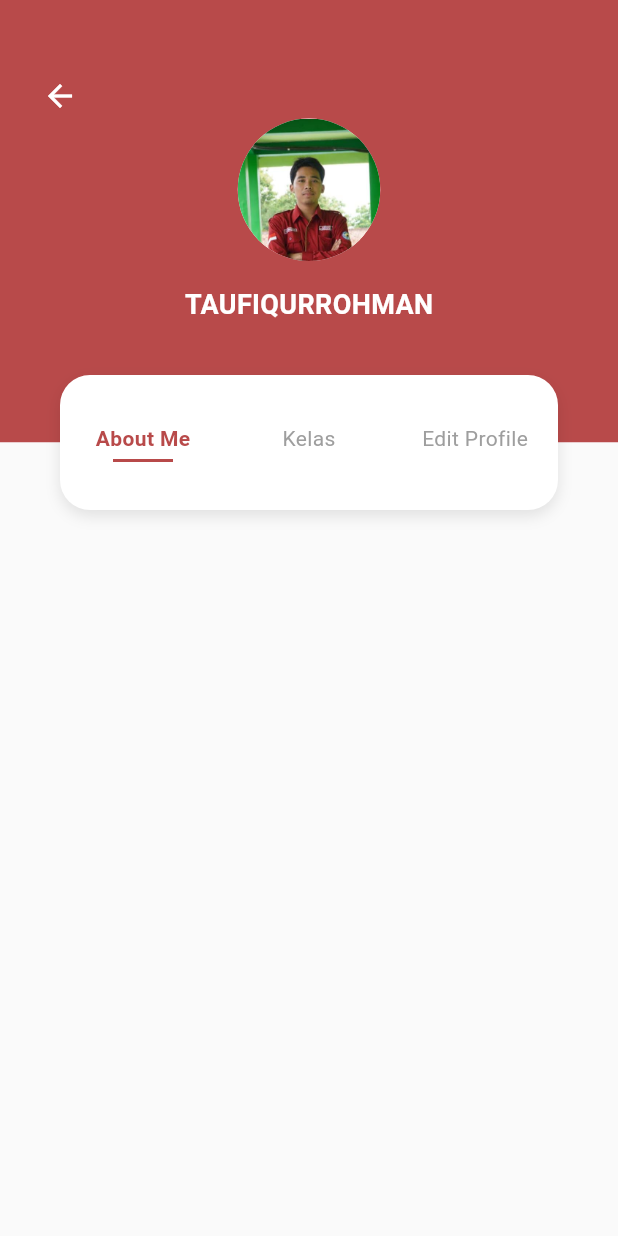
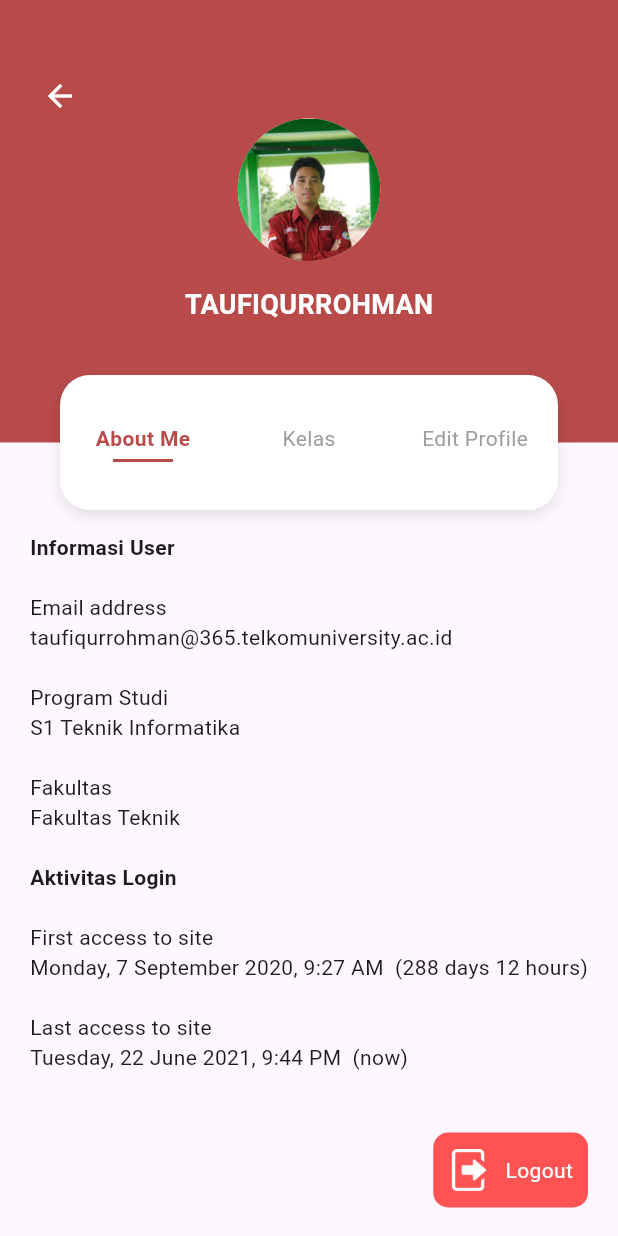
Before and after one commit to Taufiqurrohman58/mls_mobile, a Flutter app: the ProfileScreen screen opened by its route, on a phone screen of 412 x 824 dp. Run offline on Flutter 3.47's test engine with Material 3 defaults, Android fonts, the phone set to English and light mode, and no system bars.

Commit message:
membuat bagian conten di about me di profile screen

```diff
--- /dev/null
+++ b/lib/screens/profile_about_me.dart
@@ -0,0 +1,85 @@
+import 'package:flutter/material.dart';
+
+class ProfileAboutMe extends StatelessWidget {
+  const ProfileAboutMe({super.key});
+
+  @override
+  Widget build(BuildContext context) {
+    return SingleChildScrollView(
+      padding: const EdgeInsets.all(20.0),
+      child: Column(
+        crossAxisAlignment: CrossAxisAlignment.start,
+        children: [
+          SizedBox(height: 40),
+          Text(
+            "Informasi User",
+            style: TextStyle(fontWeight: FontWeight.bold, fontSize: 14),
+          ),
+          SizedBox(height: 20),
+          Text("Email address", style: TextStyle(fontSize: 14)),
+          Text(
+            "taufiqurrohman@365.telkomuniversity.ac.id",
+            style: TextStyle(fontSize: 14),
+          ),
+          SizedBox(height: 20),
+          Text("Program Studi", style: TextStyle(fontSize: 14)),
+          Text(
+            "S1 Teknik Informatika",
+            style: TextStyle(fontSize: 14),
+          ),
+          SizedBox(height: 20),
+          Text("Fakultas", style: TextStyle(fontSize: 14)),
+          Text("Fakultas Teknik", style: TextStyle(fontSize: 14)),
+          SizedBox(height: 20),
+          Text(
+            "Aktivitas Login",
+            style: TextStyle(fontWeight: FontWeight.bold, fontSize: 14),
+          ),
+          SizedBox(height: 20),
+          Text("First access to site", style: TextStyle(fontSize: 14)),
+          Text(
+            "Monday, 7 September 2020, 9:27 AM  (288 days 12 hours)",
+            style: TextStyle(fontSize: 14),
+          ),
+          SizedBox(height: 20),
+          Text("Last access to site", style: TextStyle(fontSize: 14)),
+          Text(
+            "Tuesday, 22 June 2021, 9:44 PM  (now)",
+            style: TextStyle(fontSize: 14),
+          ),
+          SizedBox(height: 40),
+          GestureDetector(
+            onTap: () {
+              // TODO: logout logic
+            },
+            child: Align(
+              alignment: Alignment.centerRight,
+              child: Container(
+                padding: const EdgeInsets.all(10),
+                decoration: BoxDecoration(
+                  borderRadius: BorderRadius.circular(10),
+                  color: Colors.redAccent,
+                ),
+                child: Row(
+                  mainAxisSize: MainAxisSize.min,
+                  children: [
+                    Image.asset(
+                      'assets/images/ic_logout.png',
+                      width: 28,
+                      height: 30,
+                    ),
+                    const SizedBox(width: 10),
+                    const Text(
+                      'Logout',
+                      style: TextStyle(color: Colors.white),
+                    ),
+                  ],
+                ),
+              ),
+            ),
+          )
+        ],
+      ),
+    );
+  }
+}
--- /dev/null
+++ b/lib/screens/profile_class.dart
@@ -0,0 +1,12 @@
+import 'package:flutter/material.dart';
+
+class ProfileClass extends StatelessWidget {
+  const ProfileClass({super.key});
+
+  @override
+  Widget build(BuildContext context) {
+    return Center(
+      child: Text("Kelas"),
+    );
+  }
+}
--- /dev/null
+++ b/lib/screens/profile_edit.dart
@@ -0,0 +1,10 @@
+import 'package:flutter/material.dart';
+
+class ProfileEdit extends StatelessWidget {
+  const ProfileEdit({super.key});
+
+  @override
+  Widget build(BuildContext context) {
+    return Center(child: Text("Edit Profile"));
+  }
+}
--- a/lib/screens/profile_screen.dart
+++ b/lib/screens/profile_screen.dart
@@ -1,4 +1,7 @@
 import 'package:flutter/material.dart';
+import 'profile_about_me.dart';
+import 'profile_class.dart';
+import 'profile_edit.dart';
 
 class ProfileScreen extends StatefulWidget {
   const ProfileScreen({super.key});
@@ -64,9 +67,13 @@ class _ProfileScreenState extends State<ProfileScreen> {
                 ),
               ),
               Expanded(
-                child: Container(
-                  color: Colors.grey[50],
-                  // Add content based on selected index here
+                child: IndexedStack(
+                  index: _selectedIndex,
+                  children: const [
+                    ProfileAboutMe(),
+                    ProfileClass(),
+                    ProfileEdit(),
+                  ],
                 ),
               ),
             ],
--- a/pubspec.yaml
+++ b/pubspec.yaml
@@ -35,3 +35,4 @@ flutter:
     - assets/images/ic_person.png
     - assets/images/no-image.png
     - assets/images/profilku.jpeg
+    - assets/images/ic_logout.png
```
Also changed, not shown: assets/images/ic_logout.png (added).
